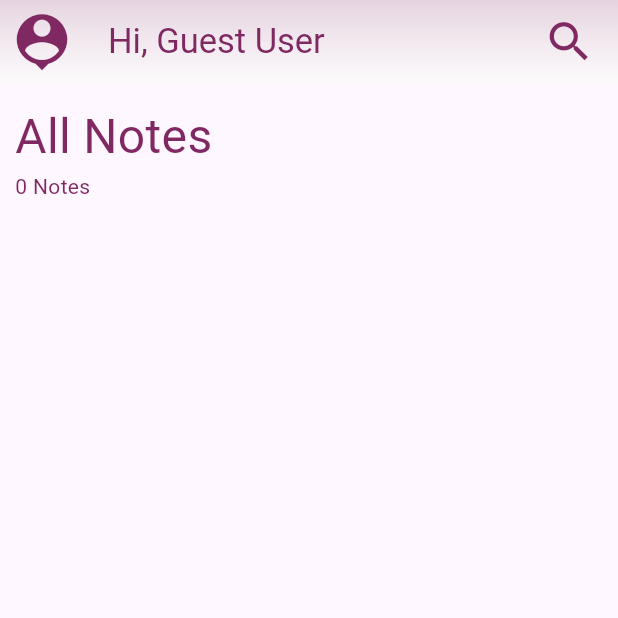
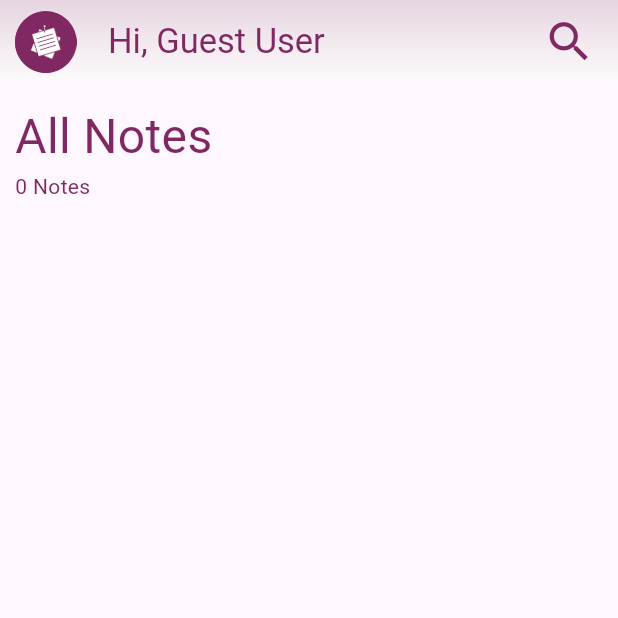
Before and after one commit to Ajy74/Notescribe, a Flutter app: the screen it shows after launch, on a phone screen of 412 x 824 dp, the top half of it. Run offline on Flutter 3.47's test engine with Material 3 defaults, Android fonts, the phone set to English and light mode, and no system bars; our stand-ins replace avatar_glow, flip_card, flutter_image_compress, google_fonts, image_picker, pdf and 5 more; missing offline and left inert: quill_html_editor; accounts and stored records are empty; Roboto replaces fonts that are missing (Aclonica).

Commit message:
bug resolve

```diff
--- a/lib/screens/home_screen.dart
+++ b/lib/screens/home_screen.dart
@@ -5,7 +5,7 @@ import 'dart:math';
 
 // import 'package:flutter/gestures.dart';
 import 'package:flip_card/flip_card.dart';
-import 'package:flip_card/flip_card_controller.dart';
+// import 'package:flip_card/flip_card_controller.dart';
 import 'package:flutter/material.dart';
 // import 'package:flutter_html/flutter_html.dart';
 import 'package:flutter_staggered_grid_view/flutter_staggered_grid_view.dart';
@@ -96,13 +96,21 @@ class _HomeScreenState extends State<HomeScreen> {
             ScaffoldMessenger.of(context).showSnackBar(
               const SnackBar(
                 content: Text(
-                  "Coming Soon !",
+                  "Premium Features Coming Soon !",
                     textAlign: TextAlign.center, style: TextStyle(fontWeight: FontWeight.bold,fontSize: 16),),
                 backgroundColor: Colors.orange,
               ),
             );
           },
-          child: const Icon(Icons.person_pin,size: 45,color: primaryColor,),
+          // child: const Icon(Icons.person_pin,size: 45,color: primaryColor,),
+          child: Container(
+            margin: EdgeInsets.only(left: 10,right: 5,top: 5,bottom: 5),
+            child: CircleAvatar(
+              backgroundColor: primaryColor,
+              radius: 22,
+              child: Image.asset("assets/icons/appicon.png"),
+            ),
+          ),
         ),
         title: const Text(
           "Hi, Guest User",
```
Also changed, not shown: lib/screens/note_editor_screen.dart (+27 -2 lines).
